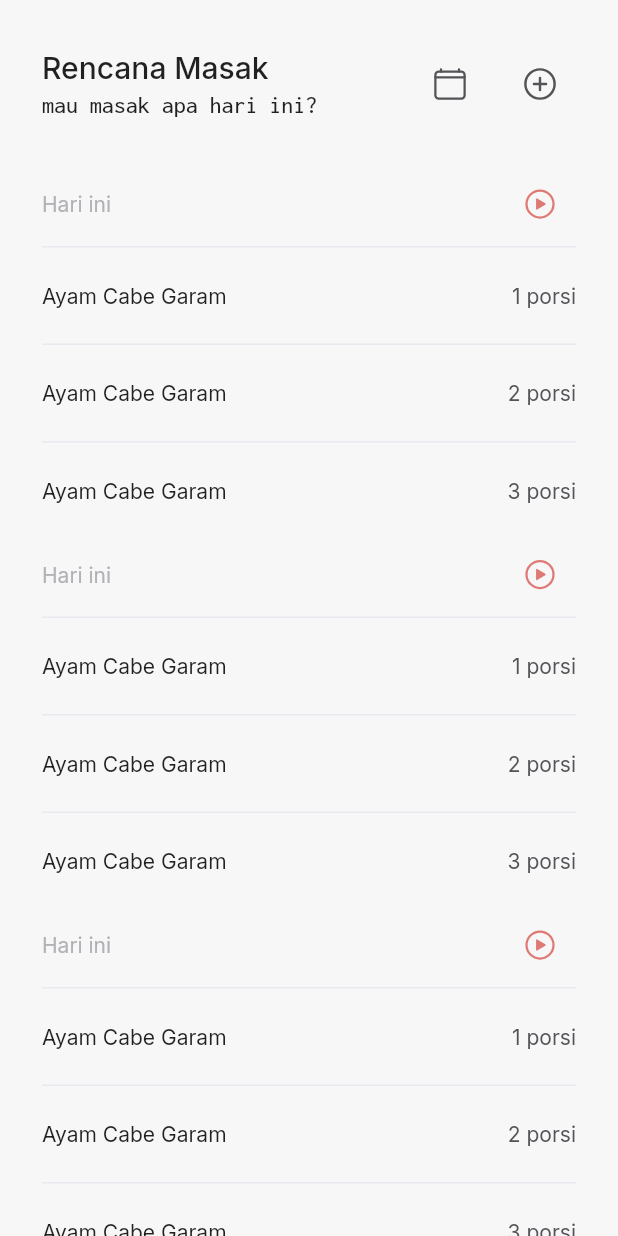
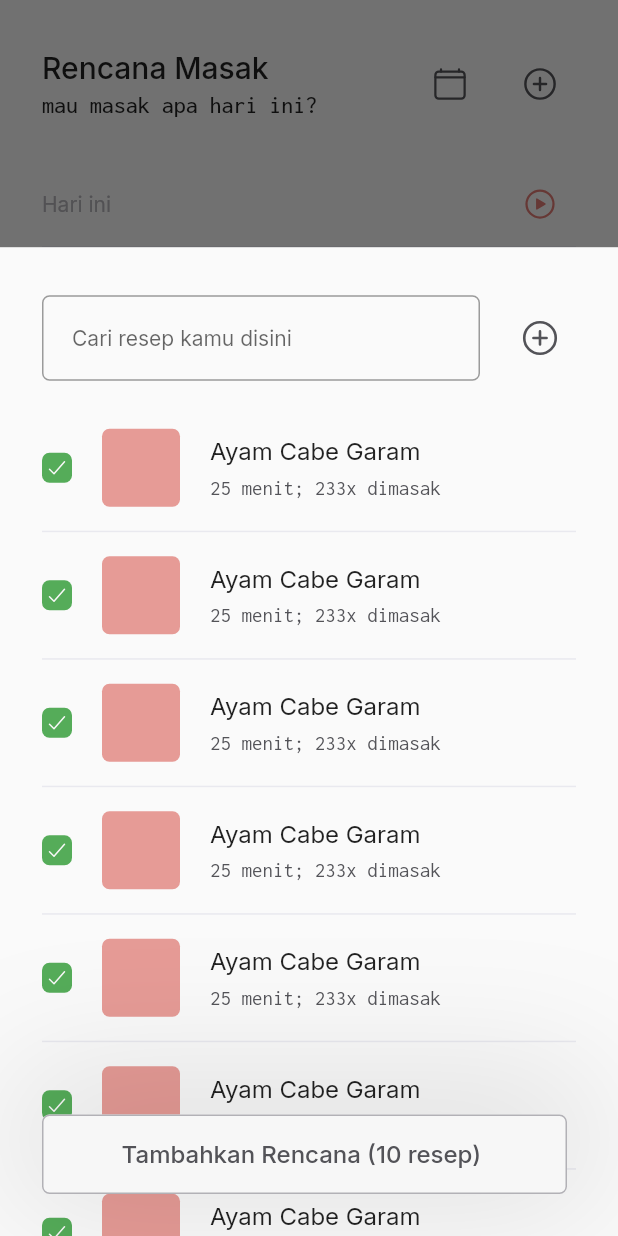
Before and after one commit to andre-nk/pawon, a Flutter app: the PlanPage screen opened directly, after a tap on an icon or button, on a phone screen of 412 x 824 dp. Run offline on Flutter 3.47's test engine with Material 2 defaults, Android fonts, the phone set to English and light mode, and no system bars; our stand-ins replace firebase_core, flutter_hex_color, google_fonts, ionicons, page_transition, simple_animations and 1 more; missing offline and left inert: flutter_device_type; accounts and stored records are empty.

Commit message:
:sparkles: DatePicker and Planner Bottomsheet

```diff
--- a/lib/ui/pages/onboarding.dart
+++ b/lib/ui/pages/onboarding.dart
@@ -46,6 +46,7 @@ class OnboardingPage extends StatelessWidget {
                 },
               ),
             ),
+            SizedBox(height: 120),
           ],
         ),
       )
--- a/lib/ui/pages/plan_page.dart
+++ b/lib/ui/pages/plan_page.dart
@@ -10,9 +10,169 @@ class PlanPage extends StatefulWidget {
 class _PlanPageState extends State<PlanPage> {
 
   final scaffoldState = GlobalKey<ScaffoldState>();
+  final TextEditingController _searchController = TextEditingController();
 
   @override
   Widget build(BuildContext context) {
+    Widget recipePicker(){
+      return Wrap(
+        children: [
+          Container(
+            padding: EdgeInsets.symmetric(
+              horizontal: Spacers.l28,
+              vertical: Spacers.l32,
+            ).copyWith(
+              bottom: 0
+            ),
+            height: MediaQuery.of(context).size.height * 0.8,
+            child: Stack(
+              children: [
+                Container(
+                  child: Column(
+                    children: [
+                      Row(
+                        mainAxisAlignment: MainAxisAlignment.spaceBetween,
+                        children: [
+                          Expanded(
+                            flex: 8,
+                            child: CustomForms(
+                              isSearchForm: false,
+                              placeholder: "Cari resep kamu disini",
+                              controller: _searchController,
+                              isObscured: false
+                            ),
+                          ),
+                          SizedBox(width: Spacers.m16),
+                          IconButton(
+                            onPressed: (){
+                              Navigator.of(context).pop();
+                              showModalBottomSheet(
+                                context: context,
+                                builder: (context){
+                                  return Container(
+                                    height: 112,
+                                    margin: EdgeInsets.only(
+                                      bottom: 20
+                                    ),
+                                    width: double.infinity,
+                                    child: ListView(
+                                      children: ListTile.divideTiles(
+                                          context: context,
+                                          tiles: [
+                                            ListTile(
+                                              contentPadding: EdgeInsets.symmetric(
+                                                vertical: Spacers.s4,
+                                                horizontal: Spacers.m24,
+                                              ),
+                                              title: Text(
+                                                "Buat resep manual",
+                                                style: Font.textMRegular
+                                              ),
+                                            ),
+                                            ListTile(
+                                              contentPadding: EdgeInsets.symmetric(
+                                                vertical: Spacers.s4,
+                                                horizontal: Spacers.m24,
+                                              ),
+                                              title: Text(
+                                                "Buat resep otomatis (Instagram / foto)",
+                                                style: Font.textMRegular
+                                              ),
+                                            ),
+                                          ]
+                                      ).toList(),
+                                    )
+                                  );
+                                }
+                              );
+                            },
+                            icon: Icon(
+                              Ionicons.add_circle_outline,
+                              size: 28,
+                              color: ColorModel.majorText
+                            )
+                          )
+                        ],
+                      ),
+                      SizedBox(height: Spacers.m16),
+                      Expanded(
+                        flex: 8,
+                        child: ListView.separated(
+                          itemCount: 10,
+                          separatorBuilder: (context, index){
+                            return Container(
+                              height: 1,
+                              width: double.infinity,
+                              color: ColorModel.kBorder,
+                            );
+                          },
+                          itemBuilder: (context, index){
+                            return CheckBoxListTile(
+                              title: "Ayam Cabai Garam",
+                              subtitle: "40 menit; 10x dimasak"
+                            );
+                          },
+                        )
+                      )
+                    ],
+                  ),
+                ),
+                Positioned(
+                  bottom: Spacers.l28,
+                  child: Container(
+                    width: 350,
+                    child: PrimaryButton(
+                      content: "Tambahkan Rencana (10 resep) ",
+                      isGoogleButton: false,
+                      isMinified: false,
+                      isCTA: false,
+                      isHovering: true,
+                      onPressed: (){}
+                    ),
+                  )
+                )
+              ],
+            )
+          )
+        ]
+      );
+    }
+
+    Widget calendarPicker(){
+      return Container(
+        color: ColorModel.kWhite,
+        height: Device.size.width > 768 ? 500 : 400,
+        child: Column(
+          children: [
+            CustomAppBar(
+              title: "TANGGAL",
+              leftButton: "Batal",
+              rightButton: "Pilih",
+              rightButtonMethod: (){},
+              leftButtonMethod: (){
+                Navigator.pop(context);
+              }
+            ),
+            Expanded(
+              child: CupertinoTheme(
+                data: CupertinoThemeData(
+                  textTheme: CupertinoTextThemeData(
+                    dateTimePickerTextStyle: Font.incXLRegular
+                  ),
+                ),
+                child: CupertinoDatePicker(
+                  mode: CupertinoDatePickerMode.date,
+                  onDateTimeChanged: (date){
+                    print(date);
+                  }
+                ),
+              ),
+            ),
+          ],
+        ),
+      );
+    }
+
     Widget header(){
       return Row(
         mainAxisAlignment: MainAxisAlignment.spaceBetween,
@@ -40,31 +200,7 @@ class _PlanPageState extends State<PlanPage> {
                   showModalBottomSheet(
                     context: context,
                     builder: (context){
-                      return Container(
-                        color: ColorModel.kWhite,
-                        height: Device.size.width > 768 ? 500 : 400,
-                        child: Column(
-                          children: [
-                            CustomAppBar(
-                              title: "TANGGAL",
-                              leftButton: "Batal",
-                              rightButton: "Pilih",
-                              rightButtonMethod: (){},
-                              leftButtonMethod: (){
-                                Navigator.pop(context);
-                              }
-                            ),
-                            Expanded(
-                              child: CupertinoDatePicker(
-                                mode: CupertinoDatePickerMode.date,
-                                onDateTimeChanged: (date){
-                                  print(date);
-                                }
-                              ),
-                            ),
-                          ],
-                        ),
-                      );
+                      return calendarPicker();
                     }
                   );
                 },
@@ -78,22 +214,13 @@ class _PlanPageState extends State<PlanPage> {
                 tooltip: "Tambah Rencana",
                 padding: EdgeInsets.zero,
                 onPressed: (){
-                  print(Device.size.width);
-                  if(Device.size.width > 1440){
-                    scaffoldState.currentState!.openEndDrawer();
-                  } else {
-                    showModalBottomSheet(
-                      constraints: BoxConstraints(
-                        minHeight: 900,
-                      ),
-                      context: context,
-                      builder: (context){
-                        return Container(
-
-                        );
-                      }
-                    );
-                  }
+                  showModalBottomSheet(
+                    isScrollControlled: true,
+                    context: context,
+                    builder: (BuildContext bc) {
+                      return recipePicker();
+                    }
+                  );
                 },
                 icon: Icon(
                   Ionicons.add_circle_outline,
--- a/lib/ui/pages/sign_in_page.dart
+++ b/lib/ui/pages/sign_in_page.dart
@@ -71,7 +71,9 @@ class _SignInPageState extends State<SignInPage> {
         crossAxisAlignment: CrossAxisAlignment.end,
         children: [
           CustomForms(isSearchForm: false, placeholder: "E-mail kamu", controller: emailController, isObscured: false),
+          SizedBox(height: Spacers.l28),
           CustomForms(isSearchForm: false, placeholder: "Kata sandi kamu", controller: passwordController, isObscured: true),
+          SizedBox(height: Spacers.l28),
           Container(
             width: double.infinity,
             child: PrimaryButton(
--- /dev/null
+++ b/lib/ui/widgets/checkbox_list_tile.dart
@@ -0,0 +1,66 @@
+part of "widgets.dart";
+
+class CheckBoxListTile extends StatelessWidget {
+
+  final String title;
+  final String subtitle;
+  const CheckBoxListTile({ Key? key, required this.title, required this.subtitle }) : super(key: key);
+
+  @override
+  Widget build(BuildContext context) {
+    return Padding(
+      padding: EdgeInsets.symmetric(
+        vertical: Spacers.m16
+      ),
+      child: Row(
+        crossAxisAlignment: CrossAxisAlignment.center,
+        children: [
+          Container(
+            height: 20,
+            width: 20,
+            decoration: BoxDecoration(
+              color: ColorModel.kGreen,
+              borderRadius: Spacers.borderRadius,
+            ),
+            child: Padding(
+              padding: EdgeInsets.all(2),
+              child: Icon(
+                Ionicons.checkmark_outline,
+                size: 16,
+                color: ColorModel.kWhite
+              ),
+            )
+          ),
+          SizedBox(width: 20),
+          Container(
+            height: 52,
+            width: 52,
+            decoration: BoxDecoration(
+              color: ColorModel.disabledRed,
+              borderRadius: Spacers.borderRadius
+            ),
+          ),
+          SizedBox(width: 20),
+          Column(
+            crossAxisAlignment: CrossAxisAlignment.start,
+            children: [
+              Padding(
+                padding: EdgeInsets.only(bottom: Spacers.s8),
+                child: Text(
+                  "Ayam Cabe Garam",
+                  style: Font.textLRegular
+                ),
+              ),
+              Text(
+                "25 menit; 233x dimasak",
+                style: Font.incMRegular.copyWith(
+                  color: ColorModel.majorText
+                ),
+              ),
+            ]
+          )
+        ],
+      ),
+    );
+  }
+}
--- a/lib/ui/widgets/custom_forms.dart
+++ b/lib/ui/widgets/custom_forms.dart
@@ -22,7 +22,6 @@ class CustomForms extends StatelessWidget {
           )
         ]
       ),
-      margin: EdgeInsets.only(bottom: Spacers.l28),
       child: TextFormField(
         cursorColor: ColorModel.majorText,
         obscureText: this.isObscured,
--- a/lib/ui/widgets/primary_buttons.dart
+++ b/lib/ui/widgets/primary_buttons.dart
@@ -6,19 +6,33 @@ class PrimaryButton extends StatelessWidget {
   final bool isGoogleButton;
   final bool isCTA;
   final bool isMinified;
+  final bool? isHovering;
   final Function() onPressed;
+
   const PrimaryButton({
     Key? key,
     required this.content,
     required this.isGoogleButton,
     required this.isMinified,
     required this.isCTA,
-    required this.onPressed
+    required this.onPressed,
+    this.isHovering
   }) : super(key: key);
 
   @override
   Widget build(BuildContext context) {
-    return TextButton(
+    return Container(
+      decoration: BoxDecoration(
+        boxShadow: [
+          BoxShadow(
+            color: ColorModel.kBlack.withOpacity(isHovering != null && isHovering == true ? 0.1 : 0.0),
+            offset: Offset(0, -10),
+            blurRadius: 80,
+            spreadRadius: 20
+          )
+        ]
+      ),
+      child: TextButton(
         onPressed: onPressed,
         child: isGoogleButton
         ? Row(
@@ -57,6 +71,7 @@ class PrimaryButton extends StatelessWidget {
             borderRadius: Spacers.borderRadius
           )
         ),
+      ),
     );
   }
 }
--- a/lib/ui/widgets/widgets.dart
+++ b/lib/ui/widgets/widgets.dart
@@ -9,3 +9,4 @@ part 'custom_dialogs.dart';
 part 'dual_list_tile.dart';
 part 'photo_list_tile.dart';
 part 'custom_app_bar.dart';
+part 'checkbox_list_tile.dart';
```
Lines whose indentation alone changed are shown as unchanged.
